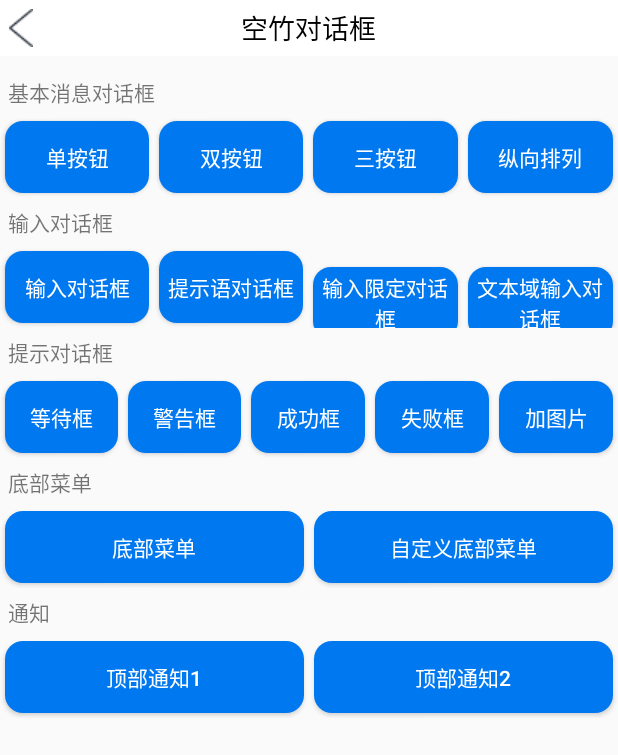
After one commit to xinshengBoy/SimpleDemo3, an Android app: the KongzueDialogActivity screen opened directly, with no data from a screen before it, on a phone screen of 412 x 824 dp. The commit adds this screen. Shown: the top 755 px of the screen. Run offline under Robolectric (Android 15) with nearby library versions, the phone set to English and light mode, and no system bars; libraries missing offline, so code that uses them is left out: com.kongzue.dialog, net.lemonsoft.lemonbubble.

Commit message:
新增第三方对话框

```diff
--- a/app/build.gradle
+++ b/app/build.gradle
@@ -71,4 +71,6 @@ dependencies {
     api 'com.github.promeg:tinypinyin-lexicons-android-cncity:2.0.3'
     //桌面通知数量提醒
     implementation "me.leolin:ShortcutBadger:1.1.22@aar"
+    //空竹对话框
+    implementation 'com.kongzue.dialog_v3:dialog:3.1.8'
 }
--- a/app/src/main/AndroidManifest.xml
+++ b/app/src/main/AndroidManifest.xml
@@ -211,6 +211,9 @@
         <activity android:name=".activity.CopyColorActivity"
             android:label="@string/ic_colors"
             android:screenOrientation="portrait"  />
+        <activity android:name=".activity.KongzueDialogActivity"
+            android:label="@string/ic_kongzue"
+            android:screenOrientation="portrait" />
 
         <service android:name=".adapter.OpenAppService" />
         <!--闹钟接收器-->
--- a/app/src/main/java/com/yks/simpledemo3/activity/ChatActivity.java
+++ b/app/src/main/java/com/yks/simpledemo3/activity/ChatActivity.java
@@ -50,6 +50,7 @@ public class ChatActivity extends Activity {
         setContentView(R.layout.activity_chat);
 
         handler = new MyHandler(mActivity);
+
         initView();
         initData();
     }
@@ -142,7 +143,9 @@ public class ChatActivity extends Activity {
      * 作者：zzh
      */
     private void getReplay(){
-        ChatBean bean2 = new ChatBean("小璐","在的呢", TimeUtils.getCurTimeString(),false);
+        String[] replay = {"想你了","我饿了","你怎么不理我","哼","我不开心了","快过来，我告诉你个秘密","啥时候下班呢","你有点坏","哎，没意思","能不能不熬夜","我们去打球吧","逛街怎么样","行，都听你的"};
+        int index = (int) (Math.random()*replay.length);
+        ChatBean bean2 = new ChatBean("小璐", replay[index], TimeUtils.getCurTimeString(),false);
         mList.add(bean2);
         handler.sendEmptyMessageDelayed(SENDMESSAGESUCCESS,2000);
     }
--- a/app/src/main/java/com/yks/simpledemo3/activity/MainActivity.java
+++ b/app/src/main/java/com/yks/simpledemo3/activity/MainActivity.java
@@ -70,7 +70,8 @@ public class MainActivity extends BaseActivity implements View.OnClickListener {
                                         R.id.record_footline_layout,R.id.wether_report_layout,R.id.time_down_layout,R.id.scroll_select_layout,
                                         R.id.suitlines_layout,R.id.zoom_image_layout,R.id.gobang_layout,R.id.tetris_layout,
                                         R.id.chinese_chess_layout,R.id.puzzle_image_layout,R.id.repeate_read_layout,R.id.alarm_clock_layout,
-                                        R.id.create_seal_layout,R.id.recycler_item_open_layout,R.id.balance_level_layout,R.id.copy_color_layout};
+                                        R.id.create_seal_layout,R.id.recycler_item_open_layout,R.id.balance_level_layout,R.id.copy_color_layout,
+                                        R.id.kongzue_dialog_layout};
     private final Class [] classes = new Class[]{ChannelSortActivity.class,DrawableActivity.class,AppBayLayoutActivity.class,SafeKeyBoardActivity.class,
                                                 MessageVerificationActivity.class,XiaomiStepClockActivity.class,DialogFragmentActivity.class,WindWillActivity.class,
                                                 SuperButtonActivity.class,WaterPictureActivity.class,TimingTaskActivity.class,ExportCSVActivity.class,
@@ -83,7 +84,8 @@ public class MainActivity extends BaseActivity implements View.OnClickListener {
                                                 RecordFootLineActivity.class,WeatherReportActivity.class,TimeDownActivity.class,ScrollSelectActivity.class,
                                                 SuitLinesActivity.class,ZoomImageActivity.class,GobangActivity.class,TetrisActivity.class,
                                                 ChineseChessActivity.class,PuzzleImageActivity.class,RepeateReadActivity.class,AlarmClockActivity.class,
-                                                CreateSealActivity.class,RecyclerItemOpenActivity.class,BalanceLevelActivity.class,CopyColorActivity.class};
+                                                CreateSealActivity.class,RecyclerItemOpenActivity.class,BalanceLevelActivity.class,CopyColorActivity.class,
+                                                KongzueDialogActivity.class};
     @Override
     public void onCreate(Bundle savedInstanceState) {
         super.onCreate(savedInstanceState);
--- a/app/src/main/res/layout/activity_chat.xml
+++ b/app/src/main/res/layout/activity_chat.xml
@@ -17,7 +17,8 @@
         android:layout_width="match_parent"
         android:layout_height="50dp"
         android:layout_margin="3dp"
-        android:layout_alignParentBottom="true">
+        android:layout_alignParentBottom="true"
+        android:background="@color/colorGray4">
         <EditText
             android:id="@+id/et_chat_content"
             android:layout_width="0dp"
--- /dev/null
+++ b/app/src/main/res/layout/activity_kongzue_dialog.xml
@@ -0,0 +1,222 @@
+<?xml version="1.0" encoding="utf-8"?>
+<LinearLayout xmlns:android="http://schemas.android.com/apk/res/android"
+    android:layout_width="match_parent"
+    android:layout_height="match_parent"
+    android:orientation="vertical">
+    <include
+        android:id="@+id/headerLayout"
+        layout="@layout/layout_header"/>
+    <ScrollView
+        android:layout_width="match_parent"
+        android:layout_height="match_parent"
+        android:scrollbars="none">
+        <LinearLayout
+            android:layout_width="match_parent"
+            android:layout_height="wrap_content"
+            android:orientation="vertical">
+            <TextView
+                android:layout_width="wrap_content"
+                android:layout_height="wrap_content"
+                android:text="基本消息对话框"
+                android:padding="5dp"/>
+            <LinearLayout
+                android:layout_width="match_parent"
+                android:layout_height="wrap_content"
+                android:orientation="horizontal">
+                <Button
+                    android:layout_width="0dp"
+                    android:layout_height="wrap_content"
+                    android:layout_weight="1"
+                    android:text="单按钮"
+                    android:textColor="@color/colorWhite"
+                    android:background="@drawable/btn_login_bg"
+                    android:layout_margin="3dp"
+                    android:onClick="basicSingleDialog"/>
+                <Button
+                    android:layout_width="0dp"
+                    android:layout_height="wrap_content"
+                    android:layout_weight="1"
+                    android:text="双按钮"
+                    android:textColor="@color/colorWhite"
+                    android:background="@drawable/btn_login_bg"
+                    android:layout_margin="3dp"
+                    android:onClick="basicDoubleDialog"/>
+                <Button
+                    android:layout_width="0dp"
+                    android:layout_height="wrap_content"
+                    android:layout_weight="1"
+                    android:text="三按钮"
+                    android:textColor="@color/colorWhite"
+                    android:background="@drawable/btn_login_bg"
+                    android:layout_margin="3dp"
+                    android:onClick="basicThirdDialog"/>
+                <Button
+                    android:layout_width="0dp"
+                    android:layout_height="wrap_content"
+                    android:layout_weight="1"
+                    android:text="纵向排列"
+                    android:textColor="@color/colorWhite"
+                    android:background="@drawable/btn_login_bg"
+                    android:layout_margin="3dp"
+                    android:onClick="basicVerticalDialog"/>
+            </LinearLayout>
+            <TextView
+                android:layout_width="wrap_content"
+                android:layout_height="wrap_content"
+                android:text="输入对话框"
+                android:padding="5dp"/>
+            <LinearLayout
+                android:layout_width="match_parent"
+                android:layout_height="wrap_content"
+                android:orientation="horizontal">
+                <Button
+                    android:layout_width="0dp"
+                    android:layout_height="wrap_content"
+                    android:layout_weight="1"
+                    android:text="输入对话框"
+                    android:textColor="@color/colorWhite"
+                    android:background="@drawable/btn_login_bg"
+                    android:layout_margin="3dp"
+                    android:onClick="basicInputDialog"/>
+                <Button
+                    android:layout_width="0dp"
+                    android:layout_height="wrap_content"
+                    android:layout_weight="1"
+                    android:text="提示语对话框"
+                    android:textColor="@color/colorWhite"
+                    android:background="@drawable/btn_login_bg"
+                    android:layout_margin="3dp"
+                    android:onClick="basicInputHintDialog"/>
+                <Button
+                    android:layout_width="0dp"
+                    android:layout_height="wrap_content"
+                    android:layout_weight="1"
+                    android:text="输入限定对话框"
+                    android:textColor="@color/colorWhite"
+                    android:background="@drawable/btn_login_bg"
+                    android:layout_margin="3dp"
+                    android:onClick="inputLimitDialog"/>
+                <Button
+                    android:layout_width="0dp"
+                    android:layout_height="wrap_content"
+                    android:layout_weight="1"
+                    android:text="文本域输入对话框"
+                    android:textColor="@color/colorWhite"
+                    android:background="@drawable/btn_login_bg"
+                    android:layout_margin="3dp"
+                    android:onClick="inputAreaDialog"/>
+            </LinearLayout>
+            <TextView
+                android:layout_width="wrap_content"
+                android:layout_height="wrap_content"
+                android:text="提示对话框"
+                android:padding="5dp"/>
+            <LinearLayout
+                android:layout_width="match_parent"
+                android:layout_height="wrap_content"
+                android:orientation="horizontal">
+                <Button
+                    android:layout_width="0dp"
+                    android:layout_height="wrap_content"
+                    android:layout_weight="1"
+                    android:text="等待框"
+                    android:textColor="@color/colorWhite"
+                    android:background="@drawable/btn_login_bg"
+                    android:layout_margin="3dp"
+                    android:onClick="waitingDialog"/>
+                <Button
+                    android:layout_width="0dp"
+                    android:layout_height="wrap_content"
+                    android:layout_weight="1"
+                    android:text="警告框"
+                    android:textColor="@color/colorWhite"
+                    android:background="@drawable/btn_login_bg"
+                    android:layout_margin="3dp"
+                    android:onClick="warnningDialog"/>
+                <Button
+                    android:layout_width="0dp"
+                    android:layout_height="wrap_content"
+                    android:layout_weight="1"
+                    android:text="成功框"
+                    android:textColor="@color/colorWhite"
+                    android:background="@drawable/btn_login_bg"
+                    android:layout_margin="3dp"
+                    android:onClick="successDialog"/>
+                <Button
+                    android:layout_width="0dp"
+                    android:layout_height="wrap_content"
+                    android:layout_weight="1"
+                    android:text="失败框"
+                    android:textColor="@color/colorWhite"
+                    android:background="@drawable/btn_login_bg"
+                    android:layout_margin="3dp"
+                    android:onClick="errorDialog"/>
+                <Button
+                    android:layout_width="0dp"
+                    android:layout_height="wrap_content"
+                    android:layout_weight="1"
+                    android:text="加图片"
+                    android:textColor="@color/colorWhite"
+                    android:background="@drawable/btn_login_bg"
+                    android:layout_margin="3dp"
+                    android:onClick="tipImageDialog"/>
+            </LinearLayout>
+            <TextView
+                android:layout_width="wrap_content"
+                android:layout_height="wrap_content"
+                android:text="底部菜单"
+                android:padding="5dp"/>
+            <LinearLayout
+                android:layout_width="match_parent"
+                android:layout_height="wrap_content"
+                android:orientation="horizontal">
+                <Button
+                    android:layout_width="0dp"
+                    android:layout_height="wrap_content"
+                    android:layout_weight="1"
+                    android:text="底部菜单"
+                    android:textColor="@color/colorWhite"
+                    android:background="@drawable/btn_login_bg"
+                    android:layout_margin="3dp"
+                    android:onClick="bottomMenuDialog1"/>
+                <Button
+                    android:layout_width="0dp"
+                    android:layout_height="wrap_content"
+                    android:layout_weight="1"
+                    android:text="自定义底部菜单"
+                    android:textColor="@color/colorWhite"
+                    android:background="@drawable/btn_login_bg"
+                    android:layout_margin="3dp"
+                    android:onClick="customBottomMenuDialog"/>
+            </LinearLayout>
+            <TextView
+                android:layout_width="wrap_content"
+                android:layout_height="wrap_content"
+                android:text="通知"
+                android:padding="5dp"/>
+            <LinearLayout
+                android:layout_width="match_parent"
+                android:layout_height="wrap_content"
+                android:orientation="horizontal">
+                <Button
+                    android:layout_width="0dp"
+                    android:layout_height="wrap_content"
+                    android:layout_weight="1"
+                    android:text="顶部通知1"
+                    android:textColor="@color/colorWhite"
+                    android:background="@drawable/btn_login_bg"
+                    android:layout_margin="3dp"
+                    android:onClick="topNotifucationDialog1"/>
+                <Button
+                    android:layout_width="0dp"
+                    android:layout_height="wrap_content"
+                    android:layout_weight="1"
+                    android:text="顶部通知2"
+                    android:textColor="@color/colorWhite"
+                    android:background="@drawable/btn_login_bg"
+                    android:layout_margin="3dp"
+                    android:onClick="topNotifucationDialog2"/>
+            </LinearLayout>
+        </LinearLayout>
+    </ScrollView>
+</LinearLayout>
--- a/app/src/main/res/values/strings.xml
+++ b/app/src/main/res/values/strings.xml
@@ -36,6 +36,7 @@
     <string name="music">音乐</string>
     <string name="data">数据</string>
     <string name="game">游戏</string>
+    <string name="dialog">对话框</string>
 
     <!--首页-->
     <string name="ic_channel_sort">频道排序</string>
@@ -90,6 +91,7 @@
     <string name="ic_item_open">列表展开</string>
     <string name="ic_level">水准仪</string>
     <string name="ic_colors">复制颜色</string>
+    <string name="ic_kongzue">空竹对话框</string>
 
     <string name="chu_river">楚河</string>
     <string name="chinese_border">汉界</string>
```
Also changed, not shown: app/src/main/java/com/yks/simpledemo3/activity/KongzueDialogActivity.java (added, +217 -0 lines), app/src/main/java/com/yks/simpledemo3/activity/MyApplication.java (+9 -0 lines), app/src/main/res/drawable/ic_kongzue.xml (added, +5 -0 lines), app/src/main/res/layout/content_main.xml (+33 -8 lines), app/src/main/res/layout/item_botton_menu.xml (added, +13 -0 lines).
